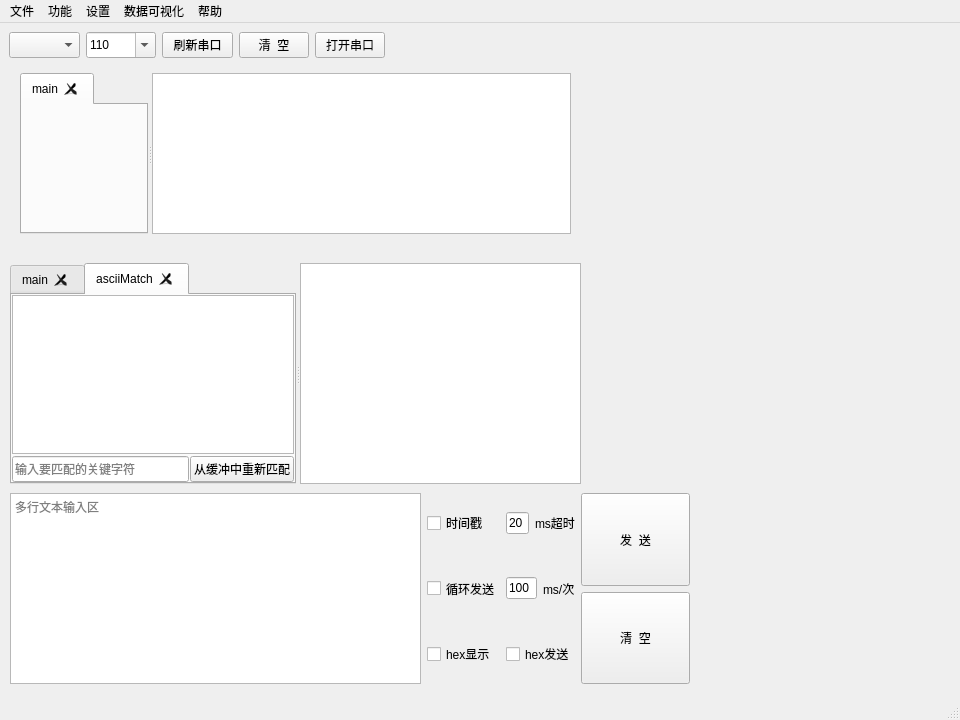
The window that ComAssistant/ui/mainwindow.ui (DukeHouse/ComAssistant) describes before a commit, drawn with Qt 5.
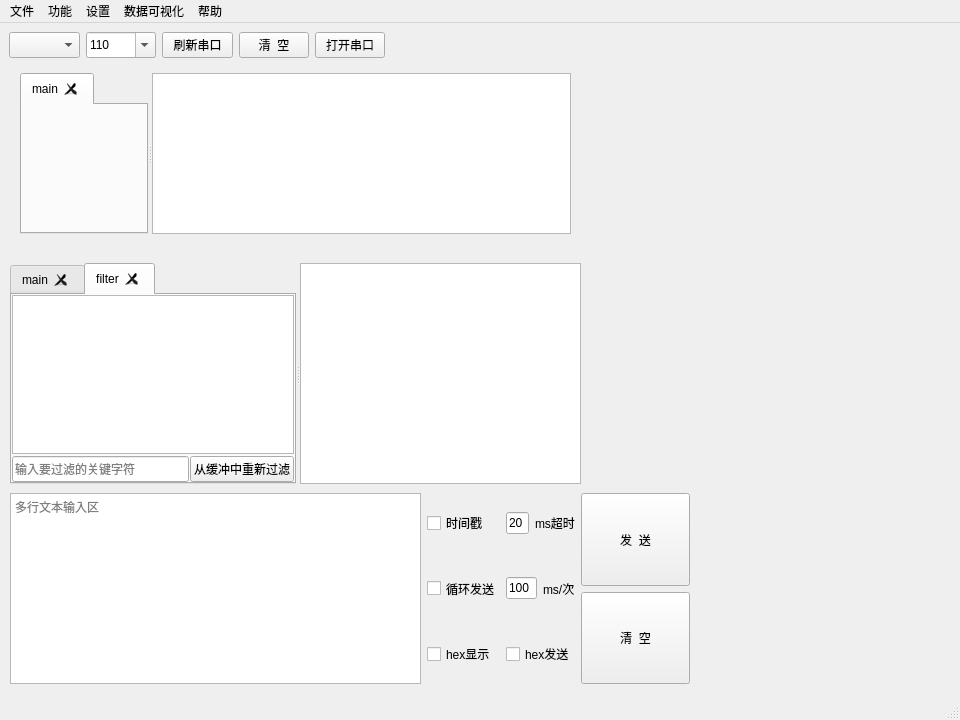
The same window after the commit. The open tabs and pages were chosen to show the change. Custom widgets are drawn as their Qt base class.

Commit message: [ENH]修改asciiMatch为filter

```diff
--- a/ComAssistant/ui/mainwindow.ui
+++ b/ComAssistant/ui/mainwindow.ui
@@ -578,7 +578,7 @@
        </sizepolicy>
       </property>
       <attribute name="title">
-       <string>asciiMatch</string>
+       <string>filter</string>
       </attribute>
       <layout class="QFormLayout" name="formLayout_6">
        <property name="horizontalSpacing">
@@ -639,7 +639,7 @@
             <string/>
            </property>
            <property name="placeholderText">
-            <string>输入要匹配的关键字符</string>
+            <string>输入要过滤的关键字符</string>
            </property>
            <property name="clearButtonEnabled">
             <bool>false</bool>
@@ -660,7 +660,7 @@
             </font>
            </property>
            <property name="text">
-            <string>从缓冲中重新匹配</string>
+            <string>从缓冲中重新过滤</string>
            </property>
            <property name="checkable">
             <bool>false</bool>
```
Left out of the diff: 2 changed lines with no effect on the pictures. The commit also changes 6 other files.
